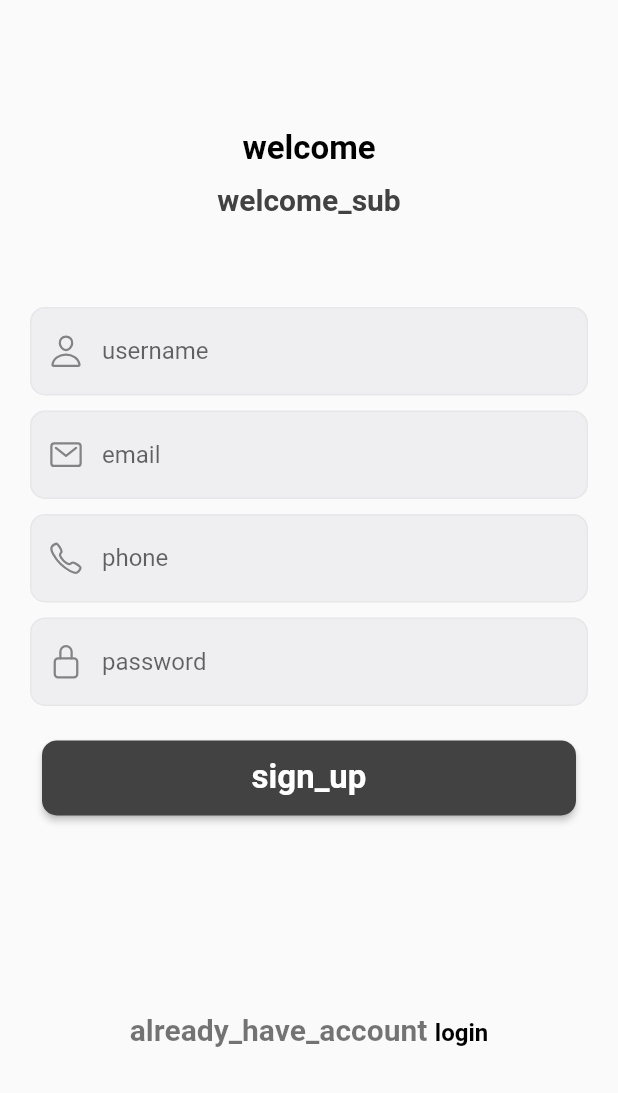
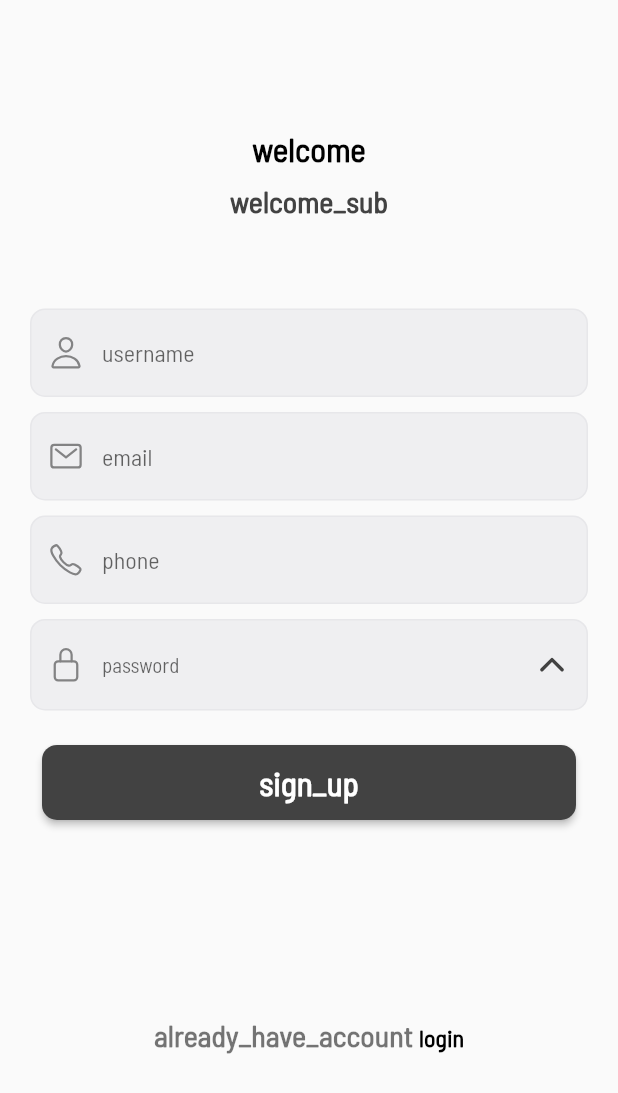
Before and after one commit to youcefkhelfi19/moda_store, a Flutter app: the Signup screen opened by its route, on a phone screen of 412 x 824 dp. Shown: the top 1093 px of the screen. Run offline on Flutter 3.47's test engine with Material 2 defaults, Android fonts, the light colour scheme and no system bars; our stand-ins replace bloc, buttons_tabbar, cached_network_image, card_swiper, cloud_firestore, custom_radio_grouped_button and 18 more; missing offline and left inert: easy_autocomplete, flutter_facebook_auth, geocode, multi_image_picker; accounts and stored records are empty; Roboto replaces fonts that are missing (PTSans-Regular).

Commit message:
handl logout and font family

```diff
--- a/lib/config/app_theme.dart
+++ b/lib/config/app_theme.dart
@@ -5,10 +5,10 @@ import 'app_colors.dart';
 
 
 ThemeData englishTheme = ThemeData(
-    fontFamily: 'PTSans-Regular',
-    textTheme: TextTheme(
-        headline1: TextStyles.style24,
-        bodyText1: TextStyles.style20
+    fontFamily: 'bb',
+    textTheme: const TextTheme(
+        bodyLarge: TextStyles.style24,
+        bodyMedium: TextStyles.style20
     ),
     inputDecorationTheme: InputDecorationTheme(
         filled: true,
--- a/lib/config/constans.dart
+++ b/lib/config/constans.dart
@@ -8,6 +8,9 @@ import '../featured/products/data/models/product_model.dart';
 
 const List<String> sizes = [
   'S','M','L','XL','XXL'
+];
+const List<String> screensTitle = [
+  'STORE','ORDERS','PROFILE'
 ];
 
 const List<String> shoesSizes = [
--- a/lib/config/text_styles.dart
+++ b/lib/config/text_styles.dart
@@ -4,7 +4,10 @@ class TextStyles {
   static const TextStyle style24 = TextStyle(
      color: Colors.black,
     fontSize: 22,
-    fontWeight: FontWeight.bold
+    fontWeight: FontWeight.bold,
+    fontFamily: 'bb'
   );
-  static const TextStyle style20 = TextStyle(color: Colors.black,fontSize: 20,fontWeight: FontWeight.bold);
+  static const TextStyle style20 = TextStyle(color: Colors.black,fontSize: 20,fontWeight: FontWeight.bold,
+  fontFamily: 'bb'
+  );
 }
--- a/lib/featured/auth/presentation/views/profile_screen.dart
+++ b/lib/featured/auth/presentation/views/profile_screen.dart
@@ -5,9 +5,11 @@ import 'package:flutter_bloc/flutter_bloc.dart';
 import 'package:get_storage/get_storage.dart';
 import 'package:ionicons/ionicons.dart';
 import 'package:moda_store/config/app_colors.dart';
+import 'package:moda_store/config/app_routes.dart';
 import 'package:moda_store/config/constans.dart';
 import 'package:moda_store/config/text_styles.dart';
 import 'package:moda_store/featured/auth/presentation/view_models/admin_cubit/admin_cubit.dart';
+import 'package:moda_store/featured/auth/presentation/view_models/auth_cubit/auth_cubit.dart';
 import 'package:moda_store/featured/auth/presentation/views/widgets/upload_image.dart';
 import 'package:moda_store/services/locator.dart';
 import 'package:image_picker/image_picker.dart';
@@ -156,7 +158,8 @@ class _ProfileScreenState extends State<ProfileScreen> {
                     SettingListTile(
                       title: 'logout',
                       trailing:IconButton(onPressed: (){
-
+                        context.read<AuthCubit>().logoutSession();
+                        Navigator.pushNamedAndRemoveUntil(context, AppRoutes.login, (route) => false);
                       }, icon: const Icon(Ionicons.log_out_outline),
                       ),
                     )
--- a/lib/featured/auth/presentation/views/signup.dart
+++ b/lib/featured/auth/presentation/views/signup.dart
@@ -2,6 +2,7 @@ import 'package:flutter/material.dart';
 import 'package:ionicons/ionicons.dart';
 import 'package:flutter_bloc/flutter_bloc.dart';
 import 'package:moda_store/featured/auth/data/models/admin.dart';
+import 'package:moda_store/featured/auth/presentation/views/widgets/password_form_field.dart';
 
 import '../../../../config/app_colors.dart';
 import '../../../../config/app_routes.dart';
@@ -60,9 +61,7 @@ class _SignupState extends State<Signup> {
     return Stack(
       children: [
         Scaffold(
-            body:WillPopScope(
-              onWillPop: alertExitApp,
-              child:  Form(
+            body:Form(
               child: ListView(
                 padding: const EdgeInsets.all(20),
                 children: [
@@ -84,7 +83,7 @@ class _SignupState extends State<Signup> {
                       }
                       return null;
                     },
-                      textEditingController: TextEditingController(),
+                    textEditingController: usernameTextController,
                     hintText: 'username',
                     prefixIcon: Ionicons.person_outline,
                   ),
@@ -96,7 +95,7 @@ class _SignupState extends State<Signup> {
                       }
                       return null;
                     },
-                      textEditingController:  TextEditingController(),
+                    textEditingController:  emailTextController,
                     hintText: 'email',
                     prefixIcon: Ionicons.mail_outline,
                   ),
@@ -108,13 +107,13 @@ class _SignupState extends State<Signup> {
                       return null;
                     },
 
-                      textEditingController:  TextEditingController(),
+                    textEditingController:  phoneTextController,
                     hintText: 'phone',
                     prefixIcon: Ionicons.call_outline,
                     isNumber: true,
                   ),
 
-                    CustomInputField(
+                  PasswordField(
                     validator: (value){
                       if(value!.length<4){
                         return 'password must be more than 4 chr';
@@ -124,7 +123,7 @@ class _SignupState extends State<Signup> {
                       }
                       return null;
                     },
-                      textEditingController: TextEditingController(),
+                    textEditingController: passwordTextController,
                     hintText: 'password',
                     prefixIcon: Ionicons.lock_closed_outline,
                   ),
@@ -133,7 +132,8 @@ class _SignupState extends State<Signup> {
                     title: 'sign_up',
                     onTap: ()  async{
                       Admin admin = Admin(username: usernameTextController.text,
-                            email: emailTextController.text.trim(), phone: phoneTextController.text.trim(),
+                          email: emailTextController.text.trim(),
+                          phone: phoneTextController.text.trim(),
                           address: '',
                           image: ''
                       );
@@ -149,7 +149,6 @@ class _SignupState extends State<Signup> {
 
                   ),
                 ],
-                ),
               ),
             )
         ),
--- a/lib/featured/auth/presentation/views/widgets/password_form_field.dart
+++ b/lib/featured/auth/presentation/views/widgets/password_form_field.dart
@@ -5,14 +5,15 @@ import 'package:moda_store/config/app_colors.dart';
 
 
 class PasswordField extends StatefulWidget {
-  const PasswordField( {Key? key,  this.controller, required this.hint,
-  this.validator
+  const PasswordField( {Key? key,  this.textEditingController, required this.hintText,
+  required this.validator, this.prefixIcon
   })
       : super(key: key);
 
-  final TextEditingController? controller;
-  final String hint;
-  final String Function(String?)? validator;
+  final TextEditingController? textEditingController;
+  final String hintText;
+  final IconData? prefixIcon;
+  final String? Function(String?) validator;
   @override
   State<PasswordField> createState() => _PasswordFieldState();
 }
@@ -30,13 +31,15 @@ class _PasswordFieldState extends State<PasswordField> {
           style: const TextStyle(fontSize: 14),
 
           obscureText: show,
-          controller: widget.controller,
+          controller: widget.textEditingController,
           textInputAction: TextInputAction.done,
           decoration: InputDecoration(
-            contentPadding: const EdgeInsets.only(left: 25,bottom: 22,right: 0,top: 22),
+              prefixIcon: Icon(widget.prefixIcon),
+
+              contentPadding: const EdgeInsets.only(left: 25,bottom: 22,right: 0,top: 22),
 
             suffixIconColor: AppColors.mainColor,
-            hintText: widget.hint,
+            hintText: widget.hintText,
             suffixIcon: GestureDetector(
                 onTap: (){
                 setState(() {
--- a/lib/featured/products/data/presentation/views/product_details.dart
+++ b/lib/featured/products/data/presentation/views/product_details.dart
@@ -14,7 +14,6 @@ import 'package:moda_store/featured/products/data/presentation/views/widgets/col
 
 import '../../../../../config/app_colors.dart';
 import '../../../../../config/app_routes.dart';
-import '../../../../../config/constans.dart';
 import '../../models/product_model.dart';
 import '../../../../../widgets/colors_list.dart';
 import '../view_model/product/add_product/add_product_cubit.dart';
@@ -59,7 +58,7 @@ class _ProductDetailsState extends State<ProductDetails> {
               IconButton(onPressed: () {
                 Navigator.pushNamed(context, AppRoutes.update,arguments: state.product);
 
-              }, icon: const Icon(Ionicons.heart))
+              }, icon: const Icon(Icons.edit_outlined))
             ],
           ),
           body: ListView(
--- a/lib/widgets/main_screen.dart
+++ b/lib/widgets/main_screen.dart
@@ -26,7 +26,7 @@ class _MainScreenState extends State<MainScreen> {
        Scaffold(
         appBar: AppBar(
           centerTitle: true,
-          title: const Text('SACA'),
+          title:  Text(screensTitle[_index]),
           elevation: 0.0,
           backgroundColor: AppColors.mainColor,
           actions: [IconButton(onPressed: (){
@@ -45,7 +45,7 @@ class _MainScreenState extends State<MainScreen> {
                label: '',
              ),
              BottomNavigationBarItem(
-               icon: Icon(Ionicons.heart_outline),
+               icon: Icon(Ionicons.cart_outline),
                label: '',
              ),
              BottomNavigationBarItem(
--- a/pubspec.yaml
+++ b/pubspec.yaml
@@ -101,6 +101,11 @@ flutter:
   uses-material-design: true
   assets:
     - assets/images/
+  fonts:
+    - family: bb
+      fonts:
+        - asset: assets/fonts/bb.ttf
+
 
   # To add assets to your application, add an assets section, like this:
   # assets:
```
Also changed, not shown: lib/featured/auth/presentation/views/login_screen.dart (+6 -5 lines), lib/featured/products/data/presentation/view_model/product/add_product/add_product_cubit.dart (+58 -51 lines), lib/featured/products/data/presentation/views/add_product.dart (+5 -5 lines), lib/featured/products/data/presentation/views/widgets/product_card.dart (+31 -17 lines), assets/fonts/Teko-Regular.ttf (added), assets/fonts/bb.ttf (added). Lines whose indentation alone changed are shown as unchanged.
